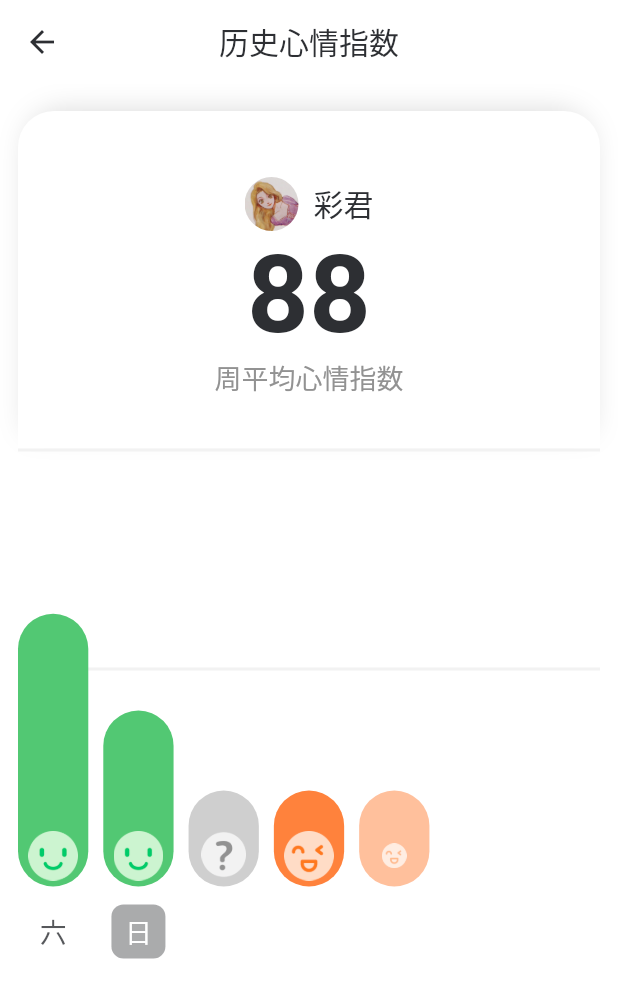
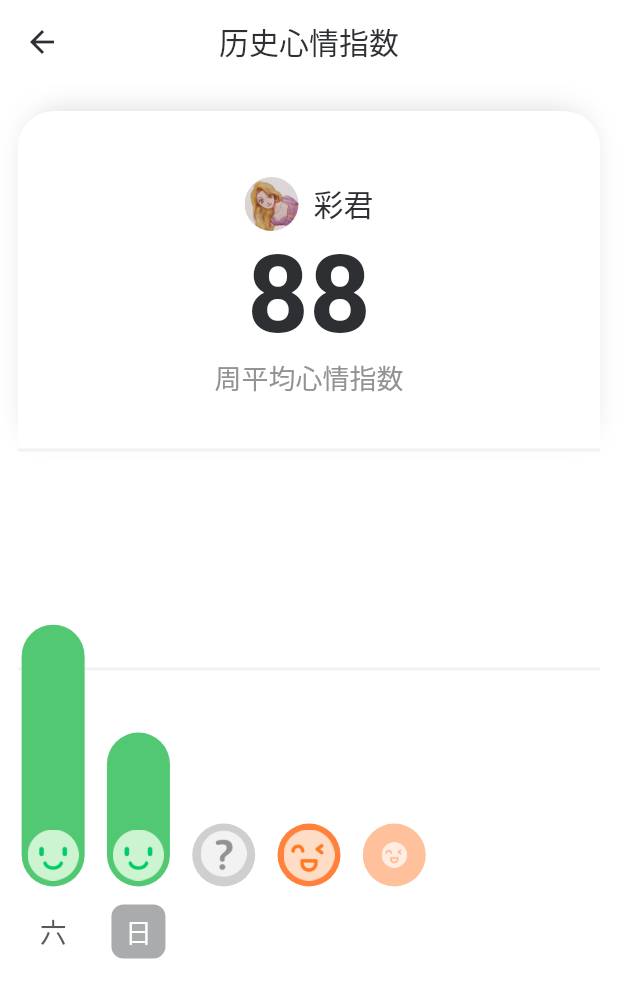
Before and after one commit to cj7568019401234/mood, a Flutter app: the screen it shows after launch, after a tap on "点击跳转到历史心情指数页面", on a phone screen of 412 x 824 dp. Shown: the top 998 px of the screen. Run offline on Flutter 3.47's test engine with Material 2 defaults, Android fonts, the phone set to English and light mode, and no system bars; Roboto replaces fonts that are missing (Nunito).

Commit message:
style: remove useless comment

```diff
--- a/lib/comps/divider.dart
+++ b/lib/comps/divider.dart
@@ -8,27 +8,22 @@ class MyDivider extends StatelessWidget {
     return Column(
       children: [
         Container(
-          margin: const EdgeInsets.only(left: 12.0, right: 12.0), //内边距
+          margin: const EdgeInsets.only(left: 12.0, right: 12.0),
           decoration: const BoxDecoration(
               border: Border(
                   bottom: BorderSide(
-                    color: Color.fromRGBO(242, 242, 242, 1),
-                    width: 2,
-                  )
-              )
-          ),
+            color: Color.fromRGBO(242, 242, 242, 1),
+            width: 2,
+          ))),
         ),
         Container(
-          margin:
-          const EdgeInsets.only(top: 144.0, left: 12.0, right: 12.0), //内边距
+          margin: const EdgeInsets.only(top: 144.0, left: 12.0, right: 12.0),
           decoration: const BoxDecoration(
               border: Border(
                   bottom: BorderSide(
-                    color: Color.fromRGBO(242, 242, 242, 1),
-                    width: 2,
-                  )
-              )
-          ),
+            color: Color.fromRGBO(242, 242, 242, 1),
+            width: 2,
+          ))),
         ),
       ],
     );
--- a/lib/comps/header.dart
+++ b/lib/comps/header.dart
@@ -41,12 +41,12 @@ class _MyHeaderState extends State<MyHeader> {
         opacity: isVisible ? 1.0 : 0.0,
         duration: const Duration(milliseconds: 800),
         child: Container(
-            margin: const EdgeInsets.only(top: 18.0, left: 12, right: 12), //内边距
+            margin: const EdgeInsets.only(top: 18.0, left: 12, right: 12),
             padding: const EdgeInsets.only(top: 44.0, bottom: 34),
             child: Column(children: [
               Row(mainAxisAlignment: MainAxisAlignment.center, children: [
                 Container(
-                  margin: const EdgeInsets.only(right: 10.0), //内边距
+                  margin: const EdgeInsets.only(right: 10.0),
                   height: 36,
                   width: 36,
                   decoration: const BoxDecoration(
@@ -95,12 +95,8 @@ class _MyHeaderState extends State<MyHeader> {
                   BoxShadow(
                       offset: Offset(0.0, -6.0),
                       color: Color.fromRGBO(0, 0, 0, 0.15),
-                      blurRadius: 16, //阴影模糊程度
-                      spreadRadius: -6 //阴影扩散程度
-                      )
-                ]
-            )
-        )
-    );
+                      blurRadius: 16,
+                      spreadRadius: -6)
+                ])));
   }
 }
--- a/lib/comps/table.dart
+++ b/lib/comps/table.dart
@@ -202,12 +202,12 @@ class _TableRowState extends State<TableRow> {
           Positioned(
               bottom: 4,
               child: Container(
-                height: 33,
-                width: 33,
+                height: 34,
+                width: 34,
                 alignment: Alignment.center,
                 child: AnimatedContainer(
-                    height: widget.isVisible ? 33 : 0, // 动画第一步：圆脸动画
-                    width:  widget.isVisible ? 33 : 0,
+                    height: widget.isVisible ? 34 : 0, // 动画第一步：圆脸动画
+                    width:  widget.isVisible ? 34 : 0,
                     duration: const Duration(milliseconds: 400),
                     child: Image(image: AssetImage(getImagePath()))
                 ),
@@ -238,8 +238,8 @@ class _TableRowState extends State<TableRow> {
                     });
                   },
                   child: AnimatedContainer(
-                    height: animationStep >= 0 ? getHeight() : 64,// 动画第二步：高度动画
-                    width: widget.isSelected ? 70 : 64,
+                    height: animationStep >= 0 ? getHeight() : 42,// 动画第二步：高度动画
+                    width: widget.isSelected ? 58 : 52,
                     onEnd: () {
                       setState(() {
                         if (animationStep >= 2) return;
```
